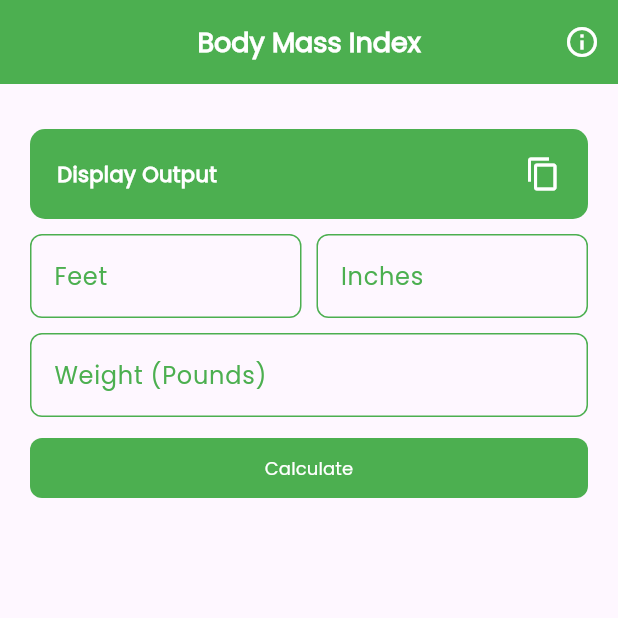
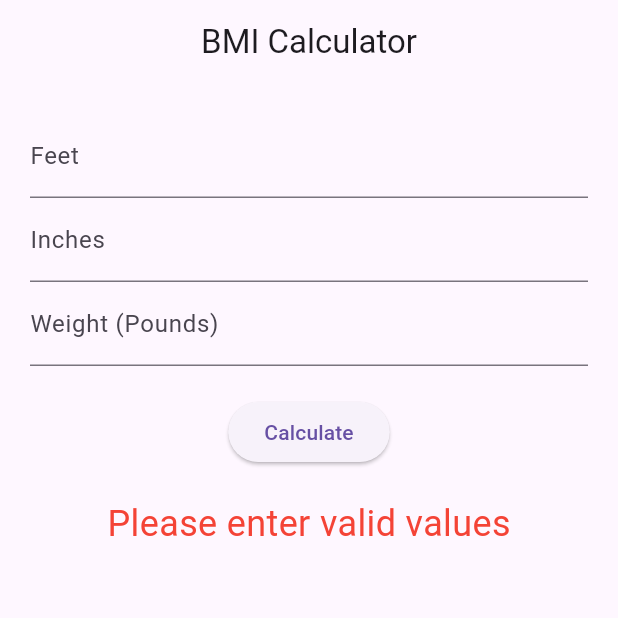
Before and after one commit to Kongshady/MobileDevNotifier, a Flutter app: the BMIScreen screen opened directly, on a phone screen of 412 x 824 dp, the top half of it. Run offline on Flutter 3.47's test engine with Material 3 defaults, Android fonts, the phone set to English and light mode, and no system bars; our stand-ins replace flutter_riverpod, flutter_svg, riverpod, smooth_page_indicator.

Commit message:
Second Commit

```diff
--- a/lib/notifiers/bmi_notifier.dart
+++ b/lib/notifiers/bmi_notifier.dart
@@ -1,36 +1,34 @@
-// Notifier is Useful when separating the UI and the function to be more readable.
+import 'package:flutter/material.dart';
+import 'package:riverpod/riverpod.dart';
 
-import 'package:flutter/material.dart';
+class BmiNotifier extends StateNotifier<double?> {
+  BmiNotifier() : super(null);
 
-class BmiNotifier with ChangeNotifier {
-  final TextEditingController _feetController = TextEditingController();
-  final TextEditingController _inchesController = TextEditingController();
-  final TextEditingController _weightController = TextEditingController();
-
-  String output = 'Display Output';
-  bool _isExpanded = false;
-
-  TextEditingController get feetController => _feetController;
-  TextEditingController get inchesController => _inchesController;
-  TextEditingController get weightController => _weightController;
-
-  void toggleContainer() {
-    _isExpanded = !_isExpanded;
-    notifyListeners();
-  }
+  final TextEditingController feetController = TextEditingController();
+  final TextEditingController inchesController = TextEditingController();
+  final TextEditingController weightController = TextEditingController();
 
   void calculateBMI() {
-    final feet = int.tryParse(_feetController.text);
-    final inches = int.tryParse(_inchesController.text);
-    final weight = double.tryParse(_weightController.text);
+    final feet = int.tryParse(feetController.text);
+    final inches = int.tryParse(inchesController.text);
+    final weight = double.tryParse(weightController.text);
 
     if (feet != null && inches != null && weight != null && weight > 0) {
       final totalHeightInInches = (feet * 12) + inches;
       double bmi = (weight * 703) / (totalHeightInInches * totalHeightInInches);
-      output = bmi.toStringAsFixed(2);
+      state = bmi; // Update BMI state
     } else {
-      output = 'Invalid';
+      state = null; // Invalid input
     }
-    notifyListeners();
+  }
+
+  void disposeControllers() {
+    feetController.dispose();
+    inchesController.dispose();
+    weightController.dispose();
   }
 }
+
+final bmiNotifierProvider = StateNotifierProvider<BmiNotifier, double?>((ref) {
+  return BmiNotifier();
+});
--- a/lib/screen_routes/bmi_screen.dart
+++ b/lib/screen_routes/bmi_screen.dart
@@ -1,145 +1,60 @@
 import 'package:flutter/material.dart';
+import 'package:flutter_riverpod/flutter_riverpod.dart';
 import 'package:health_app/notifiers/bmi_notifier.dart';
-import 'package:health_app/widgets/custom_button.dart';
-import 'package:health_app/widgets/custom_display_output.dart';
-import 'package:health_app/widgets/custom_textfield.dart';
-import 'package:provider/provider.dart';
 
-class BMIScreen extends StatefulWidget {
+class BMIScreen extends ConsumerWidget {
   const BMIScreen({super.key});
 
   @override
-  State<BMIScreen> createState() => _BMIScreenState();
-}
-
-class _BMIScreenState extends State<BMIScreen> {
-  bool _isExpanded = false;
-
-  @override
-  Widget build(BuildContext context) {
-    final bmiNotifier = Provider.of<BmiNotifier>(context);
+  Widget build(BuildContext context, WidgetRef ref) {
+    final bmi = ref.watch(bmiNotifierProvider);
+    final bmiNotifier = ref.read(bmiNotifierProvider.notifier);
 
     return Scaffold(
       appBar: AppBar(
-        title: const Text(
-          'Body Mass Index',
-          style: TextStyle(
-            fontSize: 18,
-            fontWeight: FontWeight.bold,
+        title: const Text('BMI Calculator'),
+        centerTitle: true,
       ),
+      body: Padding(
+        padding: const EdgeInsets.all(20.0),
+        child: Column(
+          children: [
+            TextField(
+              controller: bmiNotifier.feetController,
+              decoration: const InputDecoration(labelText: 'Feet'),
+              keyboardType: TextInputType.number,
             ),
-        backgroundColor: Colors.green,
-        foregroundColor: Colors.white,
-        centerTitle: true,
-        actions: [
-          IconButton(
-            icon: Icon(_isExpanded ? Icons.info : Icons.info_outline),
+            TextField(
+              controller: bmiNotifier.inchesController,
+              decoration: const InputDecoration(labelText: 'Inches'),
+              keyboardType: TextInputType.number,
+            ),
+            TextField(
+              controller: bmiNotifier.weightController,
+              decoration: const InputDecoration(labelText: 'Weight (Pounds)'),
+              keyboardType: TextInputType.number,
+            ),
+            const SizedBox(height: 20),
+            ElevatedButton(
               onPressed: () {
-              setState(() {
-                _isExpanded = !_isExpanded;
-              });
-              bmiNotifier.toggleContainer();
+                bmiNotifier.calculateBMI();
               },
+              child: const Text('Calculate'),
+            ),
+            const SizedBox(height: 20),
+            if (bmi != null)
+              Text(
+                'Your BMI is ${bmi.toStringAsFixed(2)}',
+                style: const TextStyle(fontSize: 24),
+              )
+            else
+              const Text(
+                'Please enter valid values',
+                style: TextStyle(fontSize: 24, color: Colors.red),
               ),
           ],
         ),
-      body: Column(
-        children: [
-          AnimatedContainer(
-            color: Colors.green,
-            width: double.infinity,
-            height: _isExpanded ? 160 : 0,
-            duration: const Duration(milliseconds: 100),
-            padding: const EdgeInsets.all(20),
-            child: _isExpanded
-                ? const SingleChildScrollView(
-                    child: Column(
-                      crossAxisAlignment: CrossAxisAlignment.start,
-                      children: [
-                        Text(
-                          'BMI Category',
-                          style: TextStyle(
-                              fontWeight: FontWeight.bold,
-                              fontSize: 20,
-                              color: Colors.white),
-                        ),
-                        SizedBox(height: 5),
-                        Text('Underweight = <18.5',
-                            style: TextStyle(color: Colors.white)),
-                        Text('Normal weight = 18.5 - 24.9',
-                            style: TextStyle(color: Colors.white)),
-                        Text('Overweight = 25 - 29.9',
-                            style: TextStyle(color: Colors.white)),
-                        Text('Obesity = BMI Greater than 30',
-                            style: TextStyle(color: Colors.white)),
-                      ],
-                    ),
-                  )
-                : const SizedBox.shrink(),
-          ),
-          Padding(
-            padding: const EdgeInsets.all(20.0),
-            child: Column(
-              children: [
-                const SizedBox(height: 10),
-                // Output Display
-                CustomDisplayOutput(outputName: bmiNotifier.output),
-                const SizedBox(height: 10),
-                // Custom text fields for Height
-                Row(
-                  children: [
-                    // Feet textfield
-                    Expanded(
-                      child: CustomTextfield(
-                        limitText: 1,
-                        tfName: 'Feet',
-                        controllerInput: bmiNotifier.feetController,
-                      ),
-                    ),
-                    const SizedBox(width: 10),
-                    // Inches textfield
-                    Expanded(
-                      child: CustomTextfield(
-                        limitText: 2,
-                        tfName: 'Inches',
-                        controllerInput: bmiNotifier.inchesController,
-                      ),
-                    ),
-                  ],
-                ),
-                const SizedBox(height: 10),
-                // Custom text field for Weight
-                CustomTextfield(
-                  limitText: 6,
-                  tfName: 'Weight (Pounds)',
-                  controllerInput: bmiNotifier.weightController,
-                ),
-                const SizedBox(height: 10),
-                // Custom Button
-                SizedBox(
-                  width: double.infinity,
-                  child: CustomButton(
-                    buttonName: 'Calculate',
-                    onPressed: () {
-                      bmiNotifier.calculateBMI();
-                    },
-                  ),
-                ),
-                const SizedBox(height: 20),
-              ],
-            ),
-          ),
-        ],
       ),
     );
   }
-
-  @override
-  void dispose() {
-    final bmiNotifier = Provider.of<BmiNotifier>(context, listen: false);
-    bmiNotifier.feetController.dispose();
-    bmiNotifier.inchesController.dispose();
-    bmiNotifier.weightController.dispose();
-    super.dispose();
 }
-}
--- a/pubspec.yaml
+++ b/pubspec.yaml
@@ -38,6 +38,7 @@ dependencies:
   cupertino_icons: ^1.0.8
   smooth_page_indicator: ^1.2.0+3
   provider: ^6.1.2
+  flutter_riverpod: ^2.6.1
 
 dev_dependencies:
   flutter_test:
```
Also changed, not shown: lib/main.dart (+7 -28 lines), pubspec.lock. Lines whose indentation alone changed are shown as unchanged.
